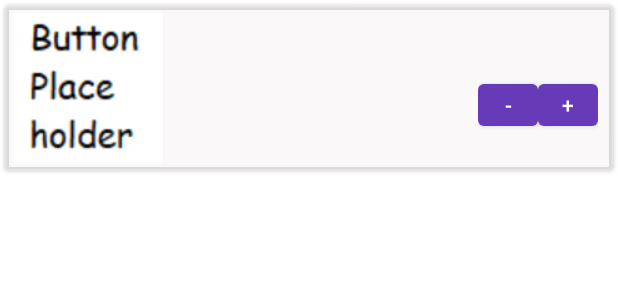
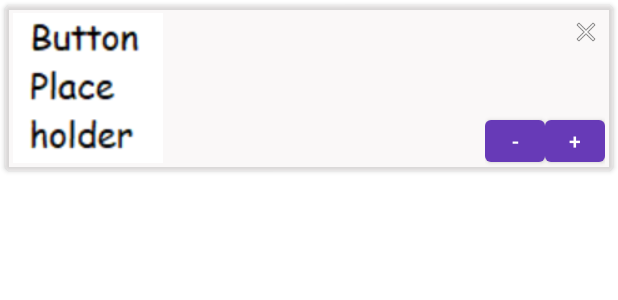
Before and after one commit to EAKerber/ProjetoSemestralLoja, an Android app: the layout layout_itens_carrinho.xml on its own in the app's theme, with its tools: preview values and no code run, on a phone screen of 412 x 824 dp. Shown: the top 300 px of the screen. Run offline under Robolectric (Android 15) with nearby library versions, the light colour scheme and no system bars; Roboto replaces fonts that are not available here.

Commit message:
adicionado imd(buttom) para retirada de item do carrinho. Ajustado problema do titulo dos itens estar passado do limite maximo, também foi feito pequena alteração na barra na parte inferior da tela de login.

```diff
--- a/app/src/main/res/drawable/barra_tela_login.xml
+++ b/app/src/main/res/drawable/barra_tela_login.xml
@@ -2,8 +2,7 @@
 <selector xmlns:android="http://schemas.android.com/apk/res/android">
     <item>
         <shape android:shape="rectangle">
-            <size android:height="36dp"
-                android:width="430dp"/>
+            <size android:height="36dp"/>
             <solid android:color="@color/cor3"/>
         </shape>
     </item>
--- a/app/src/main/res/layout/activity_login_screen.xml
+++ b/app/src/main/res/layout/activity_login_screen.xml
@@ -115,7 +115,7 @@
 
     <ImageView
         android:id="@+id/barraTelaLogin"
-        android:layout_width="wrap_content"
+        android:layout_width="match_parent"
         android:layout_height="wrap_content"
         app:layout_constraintBottom_toBottomOf="parent"
         app:layout_constraintStart_toStartOf="parent"
--- a/app/src/main/res/layout/layout_itens_carrinho.xml
+++ b/app/src/main/res/layout/layout_itens_carrinho.xml
@@ -18,7 +18,7 @@
     <LinearLayout
         android:layout_width="match_parent"
         android:layout_height="wrap_content"
-        android:orientation="vertical">
+        android:orientation="horizontal">
 
 
         <androidx.cardview.widget.CardView
@@ -33,30 +33,20 @@
                 android:layout_height="wrap_content"
                 android:orientation="horizontal">
 
-                <androidx.constraintlayout.widget.ConstraintLayout
-                    android:layout_width="match_parent"
-                    android:layout_height="wrap_content">
-
                 <ImageView
                     android:id="@+id/imageView"
                     android:layout_width="100dp"
                     android:layout_height="100dp"
                     android:layout_margin="5dp"
                     app:imageItemUrl="@{itemCarrinho.produto.url}"
-                        app:layout_constraintBottom_toBottomOf="parent"
-                        app:layout_constraintStart_toStartOf="parent"
-                        app:layout_constraintTop_toTopOf="parent"
                     app:srcCompat="@drawable/button_place_holder" />
 
                 <androidx.constraintlayout.widget.ConstraintLayout
                     android:id="@+id/lyTexto"
-                        android:layout_width="wrap_content"
+                    android:layout_width="0dp"
                     android:layout_height="match_parent"
-                        android:layout_marginStart="20dp"
-                        app:layout_constraintBottom_toBottomOf="parent"
-                        app:layout_constraintEnd_toStartOf="@+id/lyQTD"
-                        app:layout_constraintStart_toEndOf="@+id/imageView"
-                        app:layout_constraintTop_toTopOf="parent">
+                    android:layout_marginEnd="10dp"
+                    android:layout_weight="1">
 
                     <TextView
                         android:id="@+id/nomeprod"
@@ -86,27 +76,40 @@
                 <LinearLayout
                     android:id="@+id/lyQTD"
                     android:layout_width="wrap_content"
-                        android:layout_height="wrap_content"
-                        android:layout_marginEnd="10dp"
-                        android:gravity="center"
-                        android:orientation="vertical"
-                        app:layout_constraintBottom_toBottomOf="parent"
-                        app:layout_constraintEnd_toEndOf="parent"
-                        app:layout_constraintTop_toTopOf="parent">
+                    android:layout_height="match_parent"
+                    android:layout_gravity="center"
+                    android:orientation="vertical">
+
+                    <ImageView
+                        android:id="@+id/remove_iten"
+                        android:layout_width="20dp"
+                        android:layout_height="20dp"
+                        android:layout_gravity="end"
+                        android:layout_marginTop="8dp"
+                        android:layout_marginEnd="8dp"
+                        app:srcCompat="@android:drawable/ic_menu_close_clear_cancel" />
+
+                    <androidx.constraintlayout.widget.ConstraintLayout
+                        android:layout_width="match_parent"
+                        android:layout_height="0dp"
+                        android:layout_weight="1">
 
                         <TextView
                             android:id="@+id/qtde"
                             android:layout_width="wrap_content"
                             android:layout_height="wrap_content"
-                            android:layout_gravity="center"
                             android:text="@{itemCarrinho.qteselecionadaString}"
                             android:textSize="16dp"
-                            android:textStyle="bold" />
+                            android:textStyle="bold"
+                            app:layout_constraintBottom_toBottomOf="parent"
+                            app:layout_constraintEnd_toEndOf="parent"
+                            app:layout_constraintStart_toStartOf="parent"/>
+                    </androidx.constraintlayout.widget.ConstraintLayout>
 
                     <LinearLayout
                         android:layout_width="wrap_content"
                         android:layout_height="wrap_content"
-                            android:gravity="center"
+                        android:paddingHorizontal="5dp"
                         android:orientation="horizontal">
 
                         <Button
@@ -131,11 +134,7 @@
                     </LinearLayout>
                 </LinearLayout>
 
-                </androidx.constraintlayout.widget.ConstraintLayout>
-
             </LinearLayout>
-
         </androidx.cardview.widget.CardView>
-
     </LinearLayout>
 </layout>
```
Lines whose indentation alone changed are shown as unchanged.
